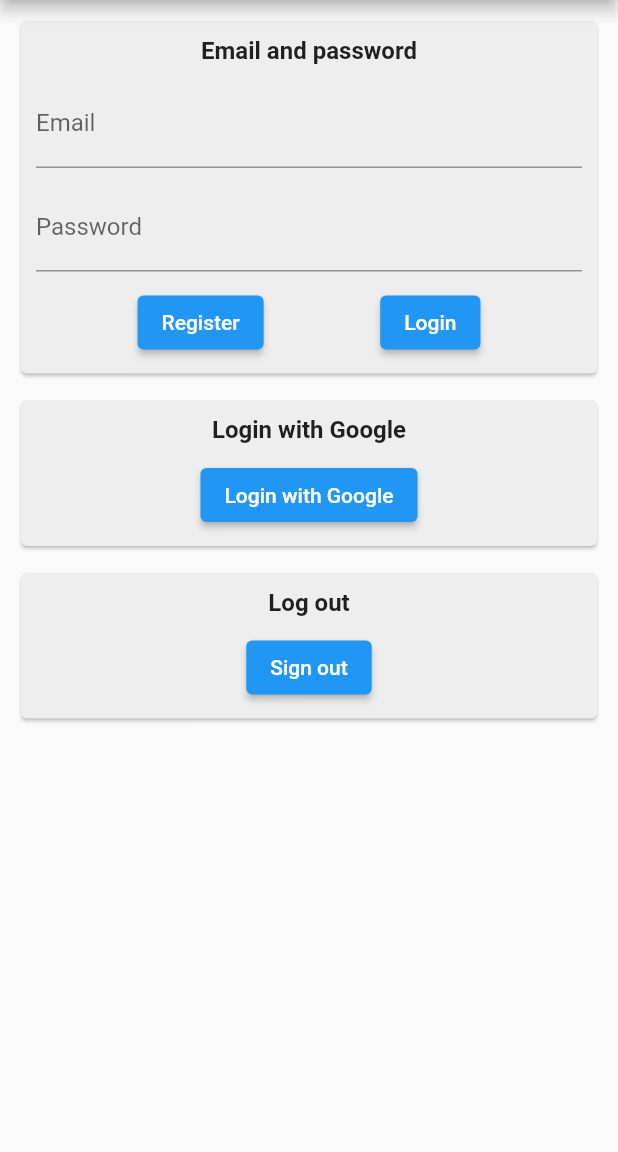
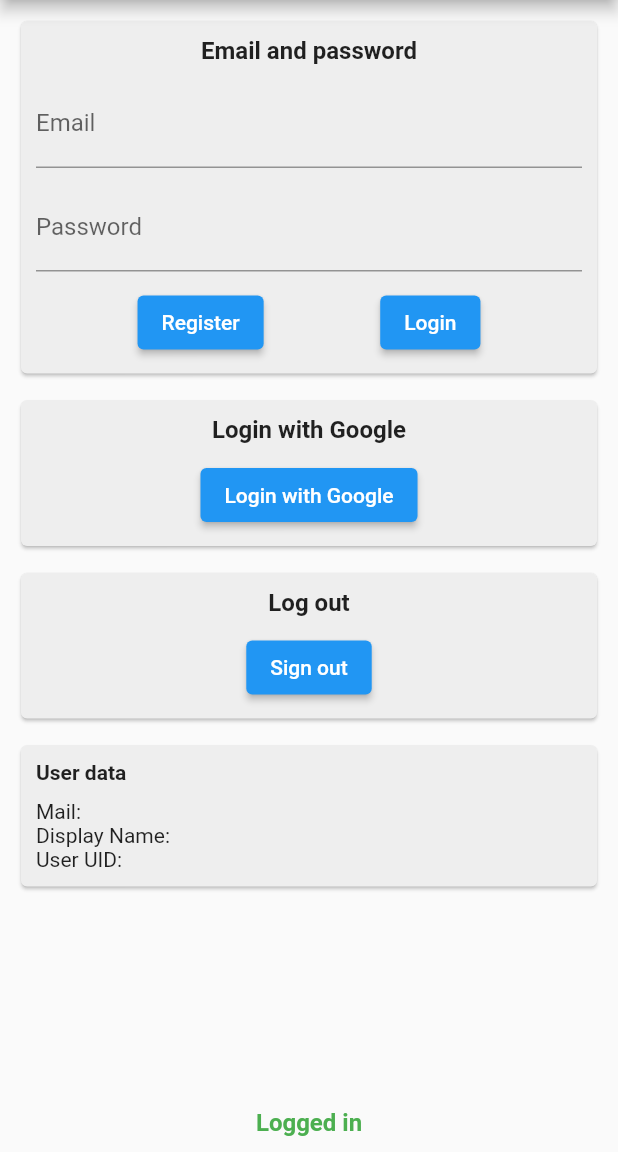
Before and after one commit to xeladu/flutter_firebase, a Flutter app: the AuthPage screen opened directly, on a phone screen of 412 x 824 dp, the part 84-1236 px from its top. Run offline on Flutter 3.47's test engine with Material 2 defaults, Android fonts, the phone set to English and light mode, and no system bars; our stand-ins replace firebase_auth, firebase_core; accounts and stored records are empty; generated files the repository leaves out were written again.

Commit message:
Improve demo UI

```diff
--- a/lib/pages/auth_page.dart
+++ b/lib/pages/auth_page.dart
@@ -1,5 +1,5 @@
+import 'package:firebase_auth/firebase_auth.dart';
 import 'package:flutter/material.dart';
-import 'package:flutter/widgets.dart';
 import 'package:flutter_firebase/firebase/auth.dart';
 
 class AuthPage extends StatefulWidget {
@@ -12,6 +12,18 @@ class AuthPage extends StatefulWidget {
 class _AuthPageState extends State<AuthPage> {
   String _pwd = "";
   String _mail = "";
+  User? _user;
+
+  @override
+  void initState() {
+    super.initState();
+
+    FirebaseAuth.instance.authStateChanges().listen((user) {
+      setState(() {
+        _user = user;
+      });
+    });
+  }
 
   @override
   Widget build(BuildContext context) {
@@ -19,13 +31,15 @@ class _AuthPageState extends State<AuthPage> {
       appBar: AppBar(title: const Text("Firebase Auth")),
       body: Padding(
           padding: const EdgeInsets.all(10.0),
-        child: ListView(children: [
+          child: Stack(children: [
+            ListView(children: [
               Card(
                 color: Colors.grey.shade200,
                 child: Column(children: [
                   Container(height: 10),
                   const Text("Email and password",
-                  style: TextStyle(fontSize: 16, fontWeight: FontWeight.bold)),
+                      style:
+                          TextStyle(fontSize: 16, fontWeight: FontWeight.bold)),
                   Container(height: 10),
                   Padding(
                     padding: const EdgeInsets.symmetric(horizontal: 10),
@@ -35,7 +49,8 @@ class _AuthPageState extends State<AuthPage> {
                             _mail = value;
                           });
                         },
-                    decoration: const InputDecoration(label: Text("Email"))),
+                        decoration:
+                            const InputDecoration(label: Text("Email"))),
                   ),
                   Container(height: 10),
                   Padding(
@@ -46,25 +61,32 @@ class _AuthPageState extends State<AuthPage> {
                             _pwd = value;
                           });
                         },
-                    decoration: const InputDecoration(label: Text("Password"))),
+                        decoration:
+                            const InputDecoration(label: Text("Password"))),
                   ),
                   Container(height: 10),
-              Row(mainAxisAlignment: MainAxisAlignment.spaceEvenly, children: [
+                  Row(
+                      mainAxisAlignment: MainAxisAlignment.spaceEvenly,
+                      children: [
                         ElevatedButton(
                             onPressed: () async {
                               var res = await Auth.mailRegister(_mail, _pwd);
-                      ScaffoldMessenger.of(context).showSnackBar(SnackBar(
-                          backgroundColor:
-                              res == null ? Colors.green : Colors.red,
+                              ScaffoldMessenger.of(context).showSnackBar(
+                                  SnackBar(
+                                      backgroundColor: res == null
+                                          ? Colors.green
+                                          : Colors.red,
                                       content: Text(res ?? "Registered!")));
                             },
                             child: const Text("Register")),
                         ElevatedButton(
                             onPressed: () async {
                               var res = await Auth.mailSignIn(_mail, _pwd);
-                      ScaffoldMessenger.of(context).showSnackBar(SnackBar(
-                          backgroundColor:
-                              res == null ? Colors.green : Colors.red,
+                              ScaffoldMessenger.of(context).showSnackBar(
+                                  SnackBar(
+                                      backgroundColor: res == null
+                                          ? Colors.green
+                                          : Colors.red,
                                       content: Text(res ?? "Logged in!")));
                             },
                             child: const Text("Login"))
@@ -78,7 +100,8 @@ class _AuthPageState extends State<AuthPage> {
                 child: Column(children: [
                   Container(height: 10),
                   const Text("Login with Google",
-                  style: TextStyle(fontSize: 16, fontWeight: FontWeight.bold)),
+                      style:
+                          TextStyle(fontSize: 16, fontWeight: FontWeight.bold)),
                   Container(height: 10),
                   ElevatedButton(
                       onPressed: () async {
@@ -98,7 +121,8 @@ class _AuthPageState extends State<AuthPage> {
                 child: Column(children: [
                   Container(height: 10),
                   const Text("Log out",
-                  style: TextStyle(fontSize: 16, fontWeight: FontWeight.bold)),
+                      style:
+                          TextStyle(fontSize: 16, fontWeight: FontWeight.bold)),
                   Container(height: 10),
                   ElevatedButton(
                       onPressed: () async {
@@ -111,9 +135,36 @@ class _AuthPageState extends State<AuthPage> {
                       child: const Text("Sign out")),
                   Container(height: 10)
                 ]),
-          )
+              ),
+              Container(height: 10),
+              if (_user != null)
+                Card(
+                    color: Colors.grey.shade200,
+                    child: Padding(
+                      padding: const EdgeInsets.all(10.0),
+                      child: Column(
+                          crossAxisAlignment: CrossAxisAlignment.start,
+                          children: [
+                            const Text("User data",
+                                style: TextStyle(fontWeight: FontWeight.bold)),
+                            Container(height: 10),
+                            Text("Mail: ${_user?.email}"),
+                            Text("Display Name: ${_user?.displayName}"),
+                            Text("User UID: ${_user?.uid}")
                           ]),
-      ),
+                    ))
+            ]),
+            Align(
+                alignment: Alignment.bottomCenter,
+                child: Text(
+                  _user != null ? "Logged in" : "Logged out",
+                  textAlign: TextAlign.center,
+                  style: TextStyle(
+                      color: _user != null ? Colors.green : Colors.red,
+                      fontSize: 16,
+                      fontWeight: FontWeight.bold),
+                ))
+          ])),
     );
   }
 }
```
Also changed, not shown: lib/firebase/auth.dart (+3 -22 lines). Lines whose indentation alone changed are shown as unchanged.
